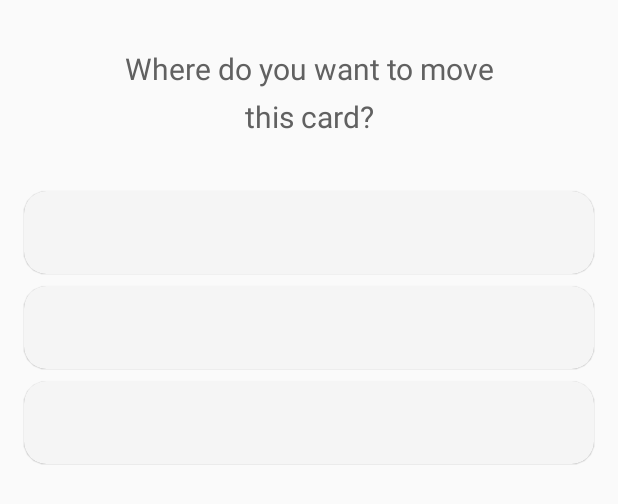
After one commit to Bryanx/byheart, an Android app: the layout content_card_move_bottomsheet.xml on its own in the app's theme, with its tools: preview values and no code run, on a phone screen of 412 x 824 dp. The commit adds this screen. Shown: the top 504 px of the screen. Run offline under Robolectric (Android 15) with nearby library versions, the phone set to English and light mode, and no system bars.

Commit message:
Add ability to move cards

```diff
--- a/app/src/main/java/nl/bryanderidder/byheart/card/CardFragment.kt
+++ b/app/src/main/java/nl/bryanderidder/byheart/card/CardFragment.kt
@@ -10,7 +10,6 @@ import androidx.recyclerview.widget.RecyclerView.NO_ID
 import kotlinx.android.synthetic.main.content_card.*
 import kotlinx.coroutines.GlobalScope
 import kotlinx.coroutines.launch
-import nl.bryanderidder.byheart.BaseActivity
 import nl.bryanderidder.byheart.R
 import nl.bryanderidder.byheart.card.edit.CardEditFragment
 import nl.bryanderidder.byheart.pile.Pile
@@ -173,11 +172,11 @@ class CardFragment : Fragment(), IOnBackPressed {
 
     fun removeCard(card: Card) = GlobalScope.launch {
         swipeLeftToDelete.isEnabled = false
+        cardVM.deleteAsync(card).await()
         activity?.runOnUiThread {
             adapter.cards.removeAt(card.listIndex)
             adapter.notifyItemRemoved(card.listIndex)
         }
-        cardVM.delete(card)
         showSnackBar(activity!!, getString(R.string.removed_card))
         swipeLeftToDelete.isEnabled = true
     }
--- a/app/src/main/java/nl/bryanderidder/byheart/pile/PileListAdapter.kt
+++ b/app/src/main/java/nl/bryanderidder/byheart/pile/PileListAdapter.kt
@@ -21,8 +21,7 @@ class PileListAdapter internal constructor(
     private val context: Context,
     val cards: MutableList<Card>,
     var sessionVM: SessionViewModel,
-    private var pileVM: PileViewModel,
-    var fragment: PileFragment
+    private var pileVM: PileViewModel
 ) : RecyclerView.Adapter<PileListAdapter.PileViewHolder>() {
 
     private var darkMode: Boolean = false
--- /dev/null
+++ b/app/src/main/res/layout/content_card_move_bottomsheet.xml
@@ -0,0 +1,57 @@
+<?xml version="1.0" encoding="utf-8"?>
+<androidx.constraintlayout.widget.ConstraintLayout xmlns:android="http://schemas.android.com/apk/res/android"
+    xmlns:app="http://schemas.android.com/apk/res-auto"
+    android:layout_width="match_parent"
+    android:layout_height="wrap_content"
+    xmlns:tools="http://schemas.android.com/tools"
+    android:fitsSystemWindows="true"
+    android:gravity="start"
+    android:orientation="vertical">
+
+    <TextView
+        android:id="@+id/crsTitle"
+        android:layout_width="0dp"
+        android:layout_height="wrap_content"
+        android:layout_gravity="center"
+        android:layout_marginStart="8dp"
+        android:layout_marginTop="32dp"
+        android:layout_marginEnd="8dp"
+        android:lineHeight="32dp"
+        android:layout_marginBottom="32dp"
+        android:text="@string/where_do_you_want_to_move_this_card"
+        android:textAlignment="center"
+        android:textSize="20sp"
+        app:layout_constraintWidth_percent="0.6"
+        app:layout_constraintBottom_toTopOf="@+id/switch1"
+        app:layout_constraintEnd_toEndOf="parent"
+        app:layout_constraintStart_toStartOf="parent"
+        app:layout_constraintTop_toTopOf="parent" />
+
+    <androidx.recyclerview.widget.RecyclerView
+        android:id="@+id/pileRecycler"
+        android:layout_width="match_parent"
+        android:layout_height="match_parent"
+        android:layout_marginTop="32dp"
+        android:layout_marginBottom="16dp"
+        tools:listitem="@layout/item_pile_move"
+        app:layout_constraintBottom_toBottomOf="parent"
+        app:layout_constraintTop_toBottomOf="@+id/crsTitle" />
+
+    <RelativeLayout
+        android:id="@+id/progressBar"
+        android:layout_width="match_parent"
+        android:layout_height="match_parent"
+        android:alpha="0"
+        app:layout_constraintBottom_toBottomOf="parent"
+        app:layout_constraintEnd_toEndOf="parent"
+        app:layout_constraintStart_toStartOf="parent"
+        app:layout_constraintTop_toTopOf="parent">
+
+        <ProgressBar
+            style="?android:attr/progressBarStyle"
+            android:layout_width="wrap_content"
+            android:layout_height="wrap_content"
+            android:layout_centerInParent="true" />
+    </RelativeLayout>
+
+</androidx.constraintlayout.widget.ConstraintLayout>
--- a/app/src/main/res/layout/content_piles.xml
+++ b/app/src/main/res/layout/content_piles.xml
@@ -9,7 +9,7 @@
         tools:context=".pile.PileFragment">
 
     <androidx.recyclerview.widget.RecyclerView
-            android:id="@+id/recyclerview_piles"
+            android:id="@+id/recyclerviewPiles"
             android:layout_width="match_parent"
             android:layout_height="match_parent"
             android:layout_marginTop="?actionBarSize"
--- /dev/null
+++ b/app/src/main/res/layout/item_pile_move.xml
@@ -0,0 +1,47 @@
+<?xml version="1.0" encoding="utf-8"?>
+<LinearLayout xmlns:android="http://schemas.android.com/apk/res/android"
+    xmlns:app="http://schemas.android.com/apk/res-auto"
+    android:layout_width="match_parent"
+    android:layout_height="wrap_content"
+    android:background="@android:color/transparent"
+    android:orientation="vertical">
+
+    <androidx.cardview.widget.CardView
+        android:id="@+id/cvCard"
+        android:layout_width="match_parent"
+        android:layout_height="match_parent"
+        android:layout_marginStart="16dp"
+        android:layout_marginTop="4dp"
+        android:layout_marginEnd="16dp"
+        android:layout_marginBottom="4dp"
+        android:foreground="?android:attr/selectableItemBackground"
+        android:focusable="true"
+        app:cardBackgroundColor="?mainBackgroundColorLighter"
+        app:cardCornerRadius="15dp"
+        app:cardElevation=".5dp">
+
+        <TextView
+            android:id="@+id/tvPileName"
+            android:layout_width="match_parent"
+            android:layout_height="match_parent"
+            android:ellipsize="end"
+            android:maxLines="1"
+            android:paddingStart="20dp"
+            android:paddingEnd="80dp"
+            android:paddingTop="14dp"
+            android:paddingBottom="14dp"
+            android:textColor="?mainTextColor"
+            android:textSize="@dimen/medium_font" />
+
+        <TextView
+            android:id="@+id/tvPileId"
+            android:layout_width="1dp"
+            android:layout_height="1dp"
+            android:alpha="0"
+            app:layout_constraintBottom_toTopOf="@+id/tvPileFront"
+            app:layout_constraintEnd_toEndOf="parent"
+            app:layout_constraintHorizontal_bias="0.5"
+            app:layout_constraintStart_toStartOf="parent"
+            app:layout_constraintTop_toTopOf="parent" />
+    </androidx.cardview.widget.CardView>
+</LinearLayout>
```
Also changed, not shown: app/src/main/java/nl/bryanderidder/byheart/card/CardViewModel.kt (+8 -2 lines), app/src/main/java/nl/bryanderidder/byheart/card/edit/CardEditFragment.kt (+23 -2 lines), app/src/main/java/nl/bryanderidder/byheart/card/edit/MoveCardFragment.kt (added, +86 -0 lines), app/src/main/java/nl/bryanderidder/byheart/card/edit/MoveCardPilesAdapter.kt (added, +61 -0 lines), app/src/main/java/nl/bryanderidder/byheart/pile/PileFragment.kt (+7 -9 lines), app/src/main/java/nl/bryanderidder/byheart/rehearsal/RehearsalFragment.kt (+8 -1 lines), app/src/main/res/menu/edit_card_menu.xml (+11 -1 lines), 1 other file.
